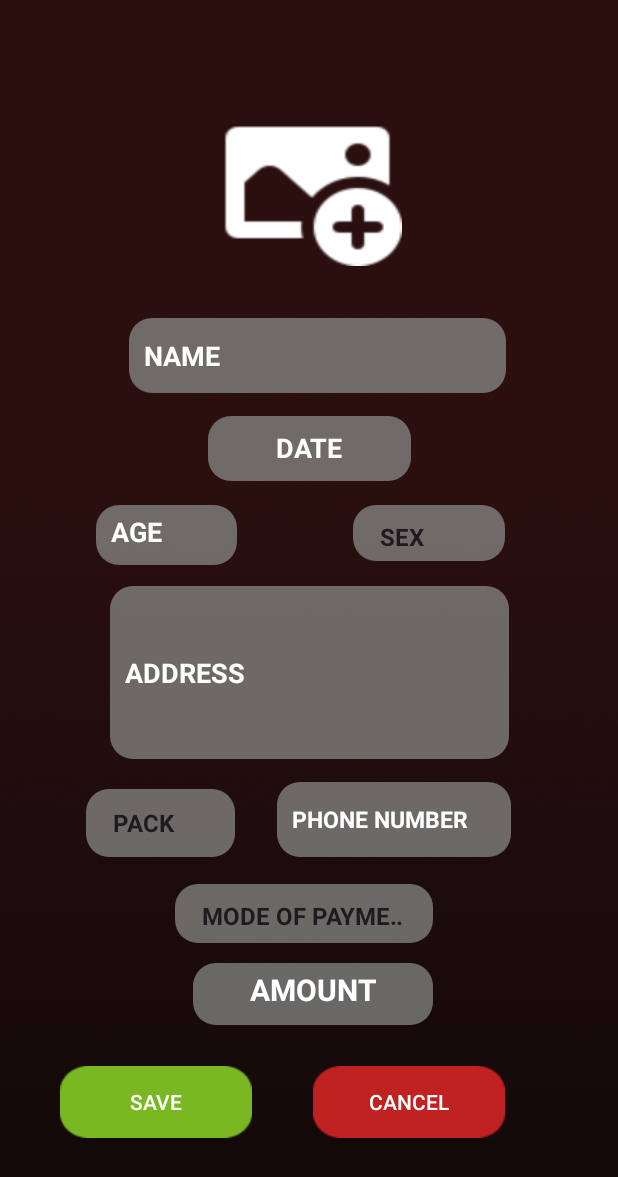
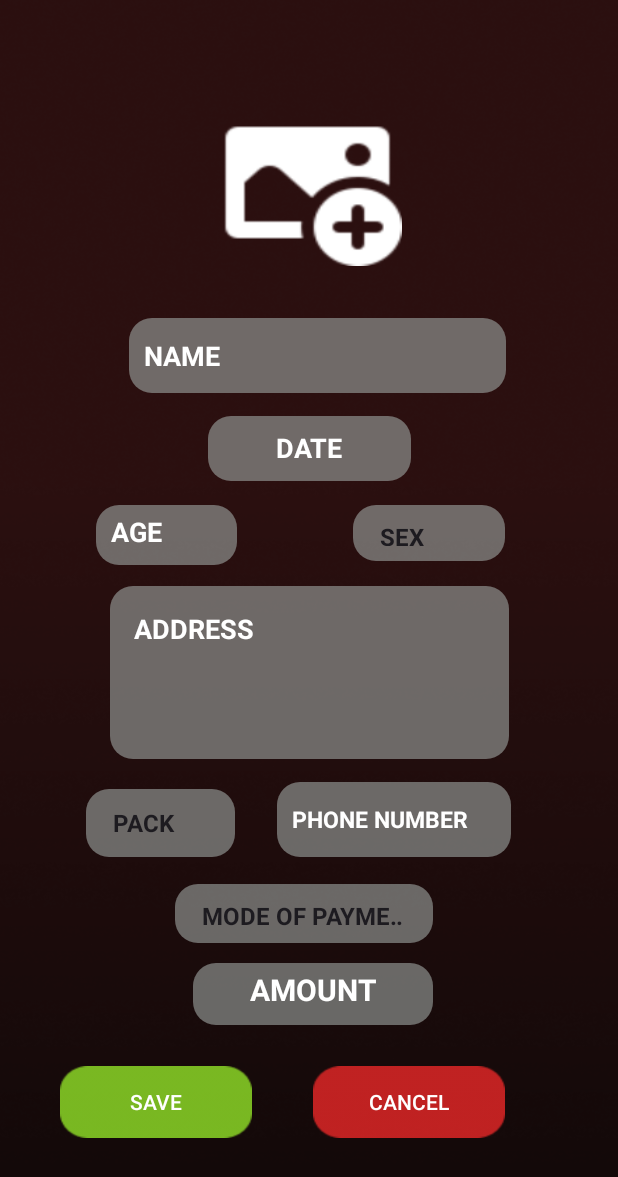
Before and after one commit to kspranav-az/InfinityFitness, an Android app: the EditData screen opened directly, with no data from a screen before it, on a phone screen of 412 x 824 dp. Shown: the top 1177 px of the screen. Run offline under Robolectric (Android 15) with nearby library versions, the phone set to English and light mode, and no system bars; our stand-ins replace Room's generated code; 3 statements that could not run were skipped.

Commit message:
fixed the ui bug in the address

```diff
--- a/app/src/main/java/com/example/infinityfitness/EditData.kt
+++ b/app/src/main/java/com/example/infinityfitness/EditData.kt
@@ -372,6 +372,8 @@ class EditData : AppCompatActivity() {
         changeBackgroundOnText(binding.edamnt)
         changeBackgroundOnText(binding.edphno)
     }
+
+
     private fun changeBackgroundOnText(editText: EditText) {
         editText.addTextChangedListener(object : TextWatcher {
             override fun afterTextChanged(s: Editable?) {
--- a/app/src/main/res/layout-large/edit_data.xml
+++ b/app/src/main/res/layout-large/edit_data.xml
@@ -58,7 +58,7 @@
             tools:ignore="MissingConstraints" />
 
 
-        <EditText
+        <AutoCompleteTextView
             android:id="@+id/edadd"
             android:layout_width="509dp"
             android:layout_height="149dp"
@@ -68,7 +68,9 @@
             android:ems="10"
             android:hint="ADDRESS"
             android:inputType="text"
-            android:padding="10dp"
+            android:gravity="start"
+            android:padding="16dp"
+            android:scrollHorizontally="false"
             android:textColor="@color/white"
             android:textColorHint="@color/white"
             android:textStyle="bold"
--- a/app/src/main/res/layout-large/register.xml
+++ b/app/src/main/res/layout-large/register.xml
@@ -56,7 +56,9 @@
         android:ems="10"
         android:hint="ADDRESS"
         android:inputType="text"
-        android:padding="10dp"
+        android:gravity="start"
+        android:padding="16dp"
+        android:scrollHorizontally="false"
         android:textColor="@color/black"
         android:textColorHint="@color/white"
         android:textStyle="bold"
--- a/app/src/main/res/layout/edit_data.xml
+++ b/app/src/main/res/layout/edit_data.xml
@@ -57,7 +57,7 @@
             app:layout_constraintVertical_bias="0.27"
             tools:ignore="MissingConstraints" />
 
-        <EditText
+        <AutoCompleteTextView
             android:id="@+id/edadd"
             android:layout_width="266dp"
             android:layout_height="115dp"
@@ -65,7 +65,9 @@
             android:ems="10"
             android:hint="ADDRESS"
             android:inputType="text"
-            android:padding="10dp"
+            android:gravity="start"
+            android:padding="16dp"
+            android:scrollHorizontally="false"
             android:textColor="@color/black"
             android:textColorHint="@color/white"
             android:textStyle="bold"
--- a/app/src/main/res/layout/register.xml
+++ b/app/src/main/res/layout/register.xml
@@ -69,8 +69,10 @@
         android:ems="10"
         android:hint="ADDRESS"
         android:inputType="text"
-        android:padding="10dp"
         android:scaleType="fitXY"
+        android:gravity="start"
+        android:padding="16dp"
+        android:scrollHorizontally="false"
         android:textColor="@color/black"
         android:textColorHint="@color/white"
         android:textStyle="bold"
```
